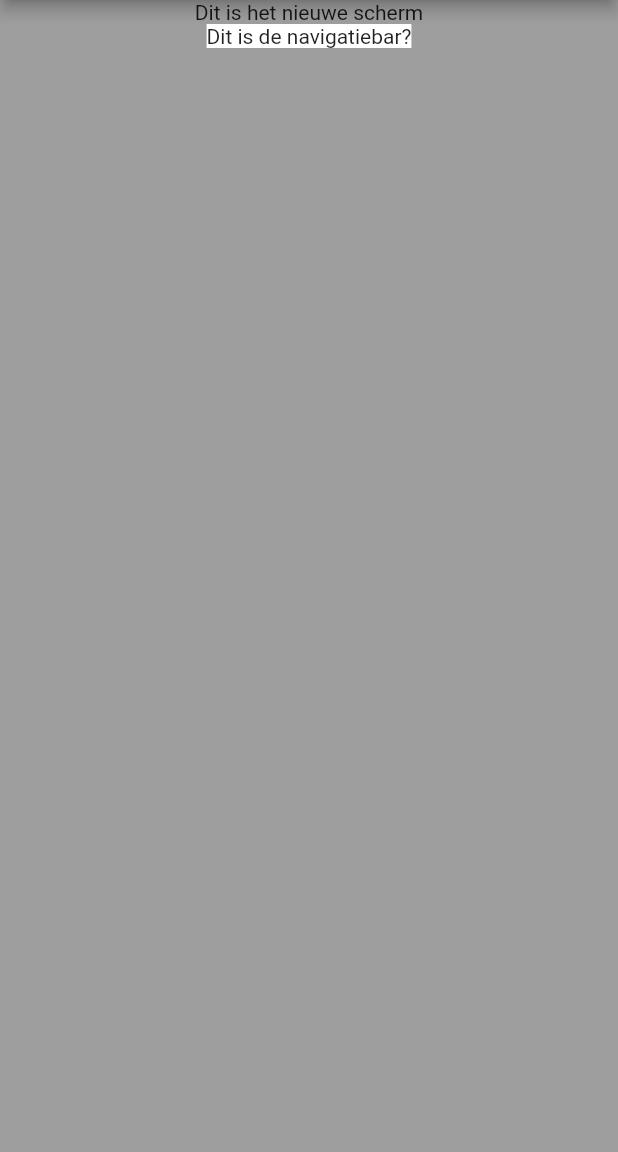
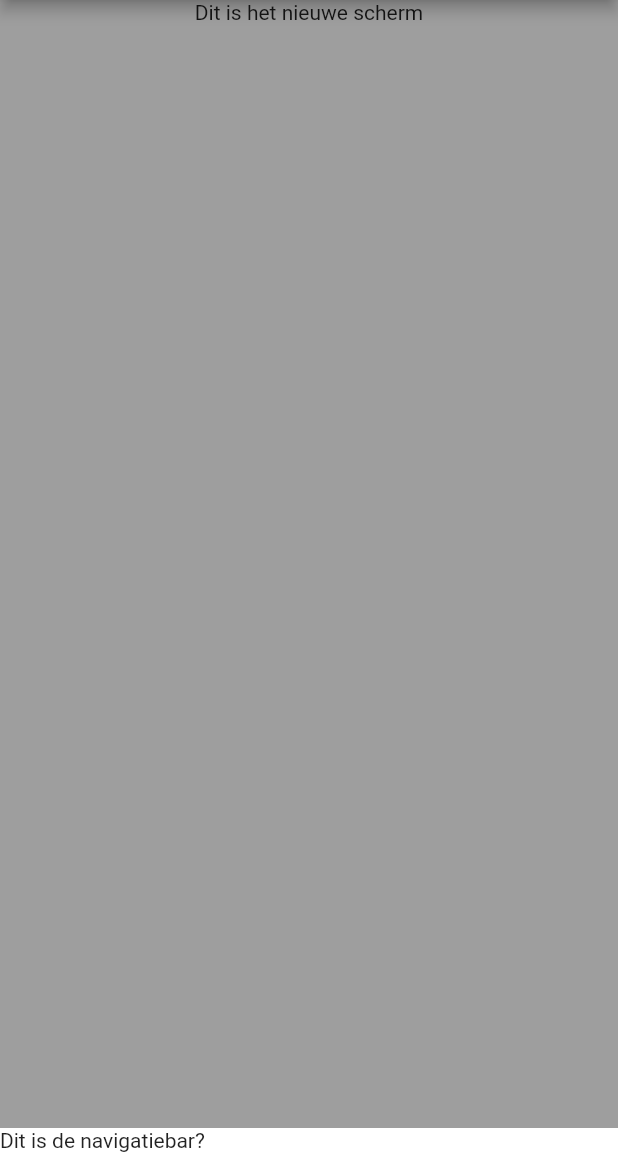
Before and after one commit to AlleeElias/eindproject_flutter, a Flutter app: the OpenScreenPage screen opened by its route, on a phone screen of 412 x 824 dp, the part 84-1236 px from its top. Run offline on Flutter 3.47's test engine with Material 2 defaults, Android fonts, the phone set to English and light mode, and no system bars.

Commit message:
properly placed navbar

```diff
--- a/lib/components/navigationbar.dart
+++ b/lib/components/navigationbar.dart
@@ -1,8 +1,13 @@
 import 'package:flutter/material.dart';
 
-class NavigationWidget extends StatelessWidget {
+class NavigationWidget extends StatefulWidget {
   const NavigationWidget({super.key});
 
+  @override
+  State<NavigationWidget> createState() => _NavBarState();
+}
+
+class _NavBarState extends State<NavigationWidget> {
   @override
   Widget build(BuildContext context) {
     return Container(
--- a/lib/pages/homepage.dart
+++ b/lib/pages/homepage.dart
@@ -17,11 +17,15 @@ class _OpenScreenState extends State<OpenScreenPage> {
       appBar: AppBar(
         title: Text(widget.title),
       ),
+      bottomNavigationBar: const BottomAppBar(
+        color: Colors.red,
+        elevation: 0,
+        child: NavigationWidget(),
+      ),
       body: Center(
           child: Column(
         children: const <Widget>[
           Text('Dit is het nieuwe scherm'),
-          NavigationWidget()
         ],
       )),
     );
```
